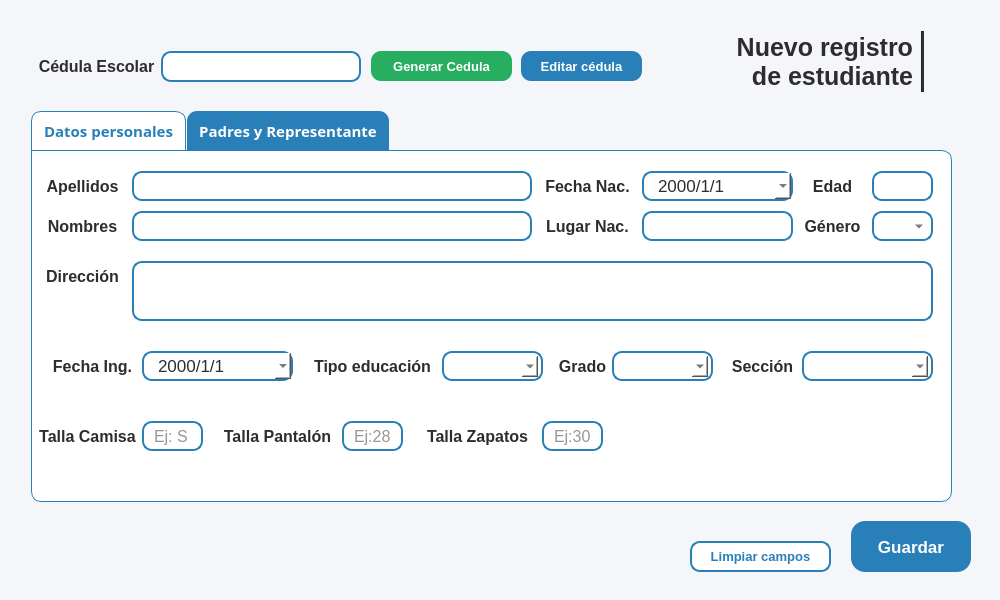
Before: the Qt Designer form resources/ui/registro_estu.ui in Proyecto-Uptjaa/Proyecto_SIRA, drawn with Qt 5.
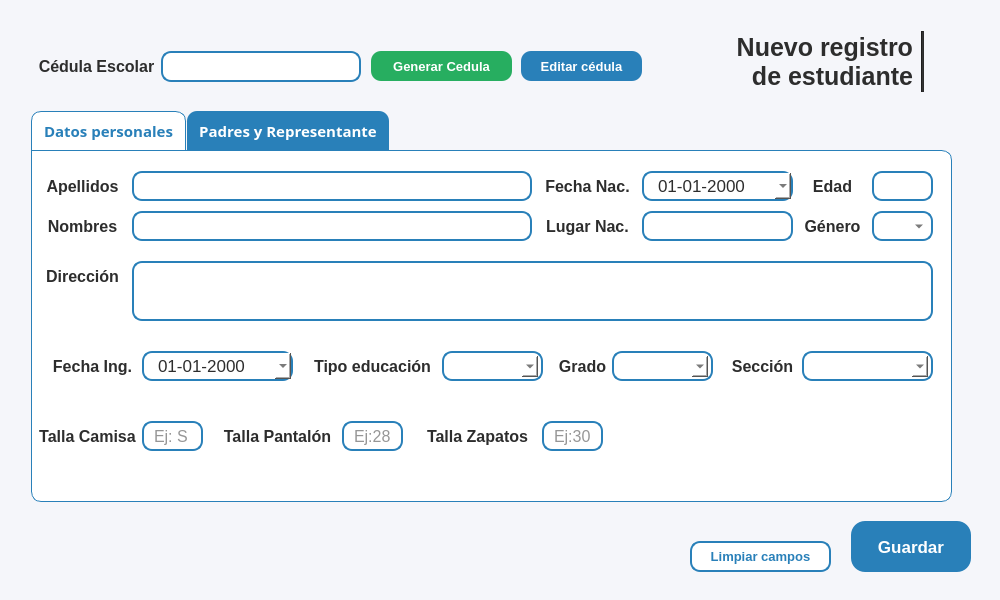
After: the same form once the commit is applied. Icons and pictures are not drawn.

What changed in the file:
```diff
--- a/resources/ui/registro_estu.ui
+++ b/resources/ui/registro_estu.ui
@@ -1560,7 +1560,7 @@
          <bool>false</bool>
         </property>
         <property name="displayFormat">
-         <string>yyyy/M/d</string>
+         <string>dd-MM-yyyy</string>
         </property>
         <property name="calendarPopup">
          <bool>true</bool>
@@ -1709,7 +1709,7 @@
         }</string>
         </property>
         <property name="displayFormat">
-         <string>yyyy/M/d</string>
+         <string>dd-MM-yyyy</string>
         </property>
         <property name="calendarPopup">
          <bool>true</bool>
```
Left out of the diff: 2 changed lines with no effect on the pictures.
